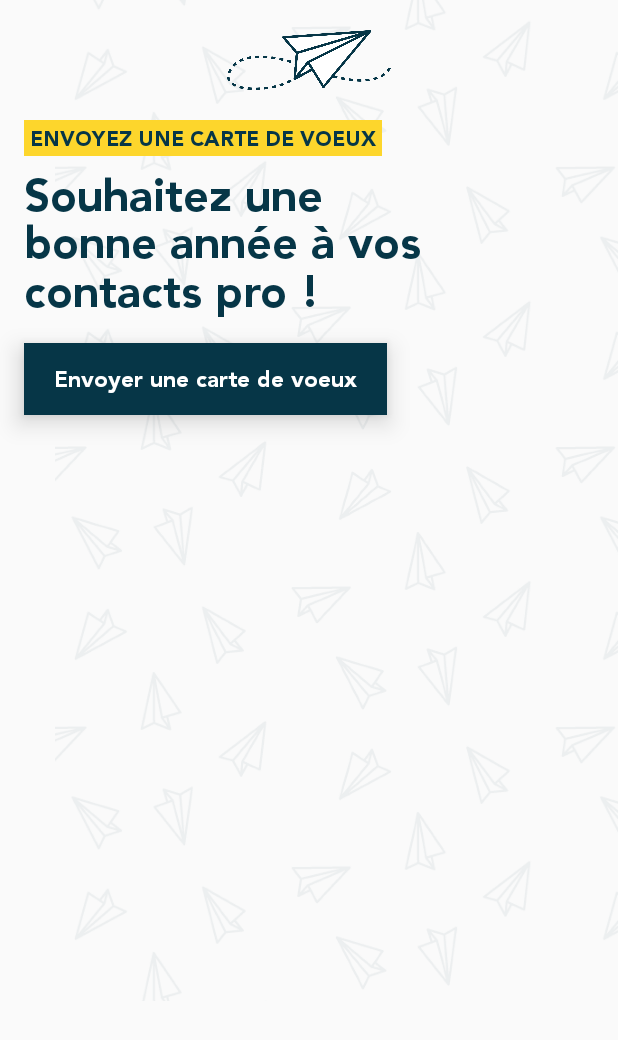
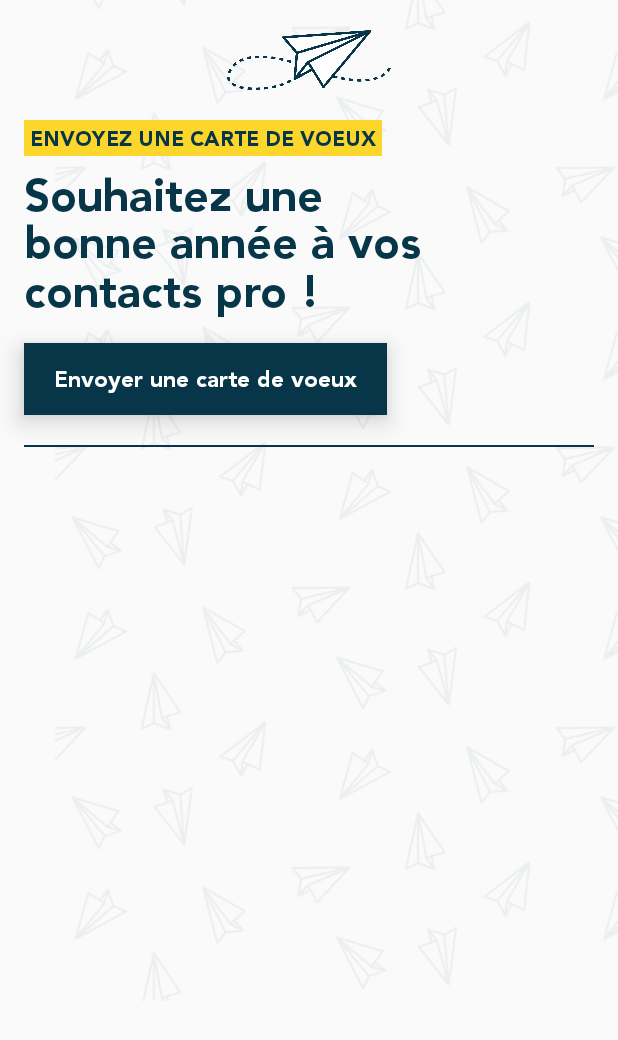
Before and after one commit to GetLetter/Getletter-android, an Android app: the layout activity_homepage.xml on its own in the app's theme, with its tools: preview values and no code run, on a phone screen of 412 x 824 dp. Shown: the top 1040 px of the screen. Run offline under Robolectric (Android 15) with nearby library versions, the phone set to English and light mode, and no system bars.

Commit message:
:lipstick: Homepage - Add line

```diff
--- a/app/src/main/res/layout/activity_homepage.xml
+++ b/app/src/main/res/layout/activity_homepage.xml
@@ -74,4 +74,13 @@
         app:layout_constraintRight_toRightOf="parent"
         app:layout_constraintTop_toBottomOf="@+id/text2" />
 
+    <View
+        android:layout_width="match_parent"
+        android:layout_height="1dp"
+        android:layout_marginTop="20dp"
+        android:layout_marginStart="16dp"
+        android:layout_marginEnd="16dp"
+        app:layout_constraintTop_toBottomOf="@+id/btn_send"
+        android:background="@color/colorPrimary" />
+
 </android.support.constraint.ConstraintLayout>
```
